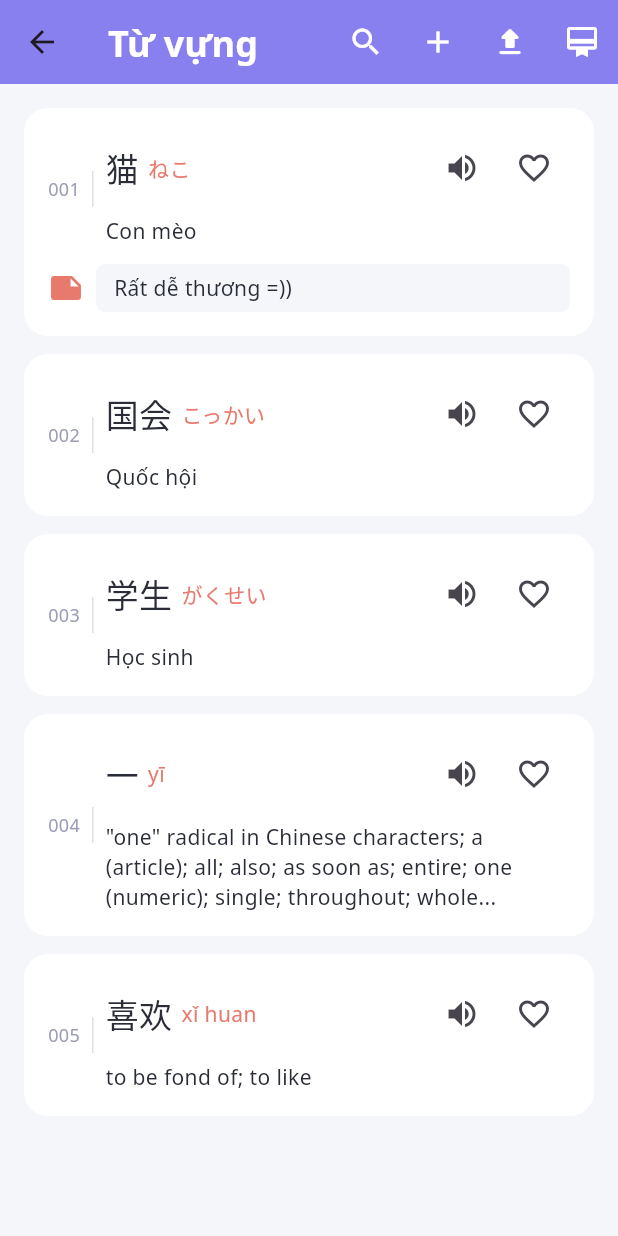
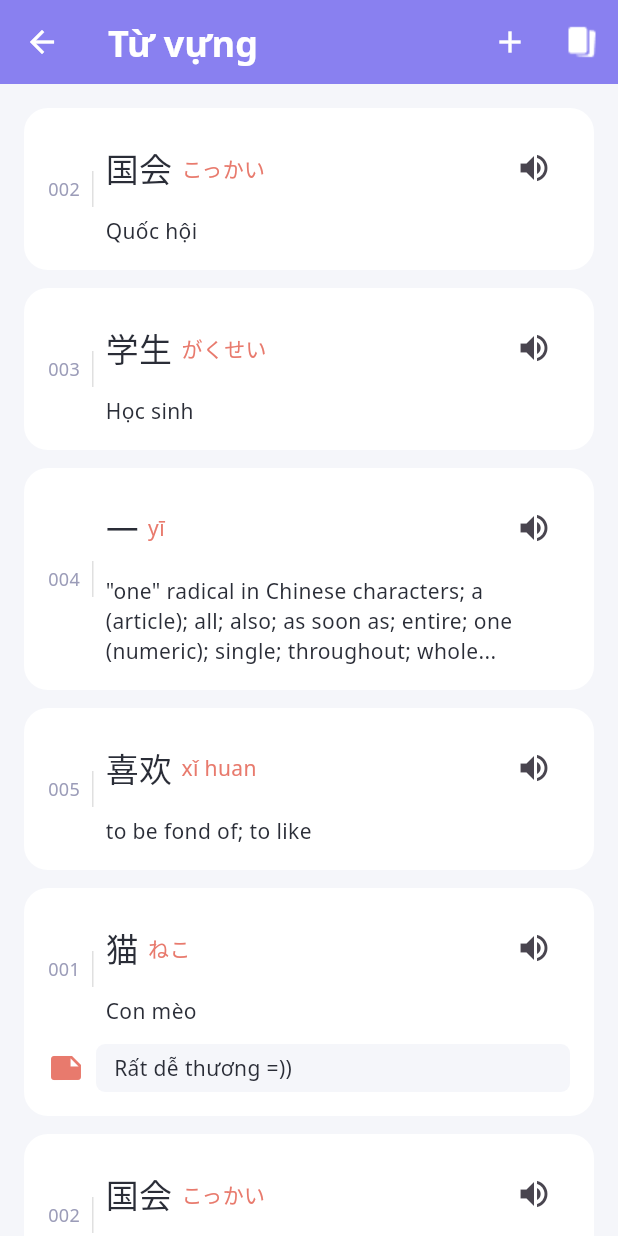
Before and after one commit to LearnJapaneseUET/AndroidFrontend, a Flutter app: the LibraryPage screen opened directly, after a tap on "Notebook 1", on a phone screen of 412 x 824 dp. Run offline on Flutter 3.47's test engine with Material 3 defaults, Android fonts, the phone set to English and light mode, and no system bars; drawn by our look-alikes of flutter_slidable; our stand-ins replace audioplayers, camera, firebase_auth, firebase_core, firebase_messaging, flutter_dotenv and 7 more; missing offline and left inert: flutter_sound, mailer; accounts and stored records are empty; network calls fail; Roboto replaces fonts that are missing (Noto Sans).

Commit message:
add flashcard ui & slide to delete

```diff
--- a/lib/components/library/addFlashcard_panel.dart
+++ b/lib/components/library/addFlashcard_panel.dart
@@ -1,32 +1,15 @@
 import 'package:flutter/material.dart';
 import 'package:flutter/services.dart';
-import 'bottom_indicator.dart';
 import 'input_field.dart';
 import 'create_button.dart';
-
-// Widget _addFlashcardPanel() {
-//   return Center(
-//     child: Column(
-//       mainAxisAlignment: MainAxisAlignment.center,
-//       children: [
-//         Text(
-//           "Add New Flashcard",
-//           style: TextStyle(fontSize: 24, fontWeight: FontWeight.bold),
-//         ),
-//         // Add your form or input fields here
-//       ],
-//     ),
-//   );
-// }
 
 class AddFlashcardPanel extends StatelessWidget {
   const AddFlashcardPanel({super.key});
 
   @override
   Widget build(BuildContext context) {
-    return Scaffold(
-      backgroundColor: Colors.transparent,
-      body: Column(
+    return Container(
+      child: Column(
         children: [
           const Align(
             alignment: Alignment.topCenter,
@@ -35,7 +18,7 @@ class AddFlashcardPanel extends StatelessWidget {
           Expanded(
             child: Container(
               decoration: const BoxDecoration(
-                color: Colors.transparent,
+                color: Colors.white,
                 borderRadius: BorderRadius.only(
                   topLeft: Radius.circular(24),
                   topRight: Radius.circular(24),
@@ -49,6 +32,7 @@ class AddFlashcardPanel extends StatelessWidget {
                     child: Text(
                       'Thêm flashcard mới',
                       style: TextStyle(
+                        fontSize: 18,
                         fontWeight: FontWeight.bold,
                         color: Color(0xFF2A2D37),
                       ),
@@ -76,3 +60,22 @@ class AddFlashcardPanel extends StatelessWidget {
     );
   }
 }
+
+
+class BottomIndicator extends StatelessWidget {
+  const BottomIndicator({super.key});
+
+  @override
+  Widget build(BuildContext context) {
+    return Padding(
+      padding: EdgeInsets.all(8),
+      child: Container(
+        width: 80, height: 4,
+        decoration: BoxDecoration(
+          color: Color(0xFFD3D9EB),
+          borderRadius: BorderRadius.all(Radius.circular(10)),
+        ),
+      ),
+    );
+  }
+}
--- a/lib/components/library/bottom_indicator.dart
+++ /dev/null
@@ -1,23 +0,0 @@
-import 'package:flutter/material.dart';
-
-class BottomIndicator extends StatelessWidget {
-  const BottomIndicator({super.key});
-
-  @override
-  Widget build(BuildContext context) {
-    return Container(
-      padding: const EdgeInsets.fromLTRB(75, 8, 75, 8),
-      // color: Colors.black.withOpacity(0.005),
-      child: Center(
-        child: Container(
-          width: 100,
-          height: 4,
-          decoration: BoxDecoration(
-            borderRadius: BorderRadius.circular(100),
-            color: const Color(0xFFD3D9EB),
-          ),
-        ),
-      ),
-    );
-  }
-}
--- a/lib/components/library/input_field.dart
+++ b/lib/components/library/input_field.dart
@@ -10,14 +10,16 @@ class InputField extends StatelessWidget {
     return Container(
       decoration: BoxDecoration(
         borderRadius: BorderRadius.circular(100),
-        border: Border.all(color: const Color(0xFF8980F0)),
+        border: Border.all(color: const Color(0xFF9B9CB8), width: 0.8),
+        color: Colors.white,
       ),
       child: TextField(
         decoration: InputDecoration(
           hintText: hintText,
           hintStyle: const TextStyle(
-            color: Color(0xFF8980F0),
+            color: Color(0xFF9B9CB8),
             fontSize: 16,
+            fontWeight: FontWeight.normal,
           ),
           border: InputBorder.none,
           contentPadding: const EdgeInsets.symmetric(horizontal: 16, vertical: 12),
--- a/lib/components/library/notebook.dart
+++ b/lib/components/library/notebook.dart
@@ -1,23 +1,39 @@
 import 'package:flutter/material.dart';
+import 'package:flutter_slidable/flutter_slidable.dart';
 import 'package:nihongo/components/library/addFlashcard_panel.dart';
 import 'package:nihongo/pages/library/vocab_page.dart';
 // import 'notebook_detail_page.dart';
 
 class Notebook extends StatelessWidget {
   final String title;
-  final String wordCount;
+  final String description;
   final String updateDate;
 
   const Notebook({
     super.key,
     required this.title,
-    required this.wordCount,
+    required this.description,
     required this.updateDate,
   });
 
   @override
   Widget build(BuildContext context) {
-    return GestureDetector(
+    return Slidable(
+      endActionPane: ActionPane(
+        motion: const StretchMotion(),
+        children: [
+          SlidableAction(
+            onPressed: (context) {
+              // do something
+            },
+            icon: Icons.delete,
+            backgroundColor: Color(0xFFF5F6FA),
+            foregroundColor: Colors.red,
+            label: 'Delete',
+          ),
+        ],
+      ),
+      child: GestureDetector(
         onTap: () {
           Navigator.push(
             context,
@@ -36,7 +52,7 @@ class Notebook extends StatelessWidget {
               decoration: ShapeDecoration(
                 color: Colors.white,
                 shape: RoundedRectangleBorder(
-                side: const BorderSide(width: 1, color: Color(0xFFD3D9EA)),
+                  // side: const BorderSide(width: 1, color: Color(0xFFD3D9EA)),
                   borderRadius: BorderRadius.circular(16),
                 ),
               ),
@@ -63,7 +79,7 @@ class Notebook extends StatelessWidget {
                   Expanded(
                     child: SizedBox(
                       child: Text(
-                      wordCount,
+                        description,
                         style: const TextStyle(
                           color: Color(0xFF8980F0),
                           fontSize: 16,
@@ -90,6 +106,7 @@ class Notebook extends StatelessWidget {
             ),
           ],
         ),
+      ),
     );
   }
 }
--- a/lib/components/library/word_card.dart
+++ b/lib/components/library/word_card.dart
@@ -1,4 +1,5 @@
 import 'package:flutter/material.dart';
+import 'package:flutter_slidable/flutter_slidable.dart';
 
 class WordCard extends StatelessWidget {
   final String number;
@@ -18,7 +19,22 @@ class WordCard extends StatelessWidget {
 
   @override
   Widget build(BuildContext context) {
-    return Container(
+    return Slidable(
+      endActionPane: ActionPane(
+        motion: const StretchMotion(),
+        children: [
+          SlidableAction(
+            onPressed: (context) {
+              // do something
+            },
+            icon: Icons.delete,
+            backgroundColor: Color(0xFFF5F6FA),
+            foregroundColor: Colors.red,
+            label: 'Delete',
+          ),
+        ],
+      ),
+      child: Container(
         decoration: BoxDecoration(
           color: Colors.white,
           borderRadius: BorderRadius.circular(16),
@@ -76,12 +92,6 @@ class WordCard extends StatelessWidget {
                               // TODO: Implement pronunciation playback
                             },
                           ),
-                        IconButton(
-                          icon: const Icon(Icons.favorite_border),
-                          onPressed: () {
-                            // TODO: Implement favorite functionality
-                          },
-                        ),
                         ],
                       ),
                       const SizedBox(height: 8),
@@ -129,6 +139,7 @@ class WordCard extends StatelessWidget {
             ],
           ],
         ),
+      ),
     );
   }
 }
--- a/lib/pages/library/add_word_page.dart
+++ b/lib/pages/library/add_word_page.dart
@@ -14,7 +14,7 @@ class _AddWordPageState extends State<AddWordPage> {
   @override
   Widget build(BuildContext context) {
     return Scaffold(
-        backgroundColor: Colors.grey[200],
+        backgroundColor: Color(0xFFF5F6FA),
         appBar: _appBar(),
         body: const SingleChildScrollView(
             child: Column(
@@ -91,6 +91,9 @@ class _AddWordPageState extends State<AddWordPage> {
 
 AppBar _appBar() {
   return AppBar(
+    leading: const BackButton(
+        color: Colors.white
+    ),
     title: const Text(
       "Thêm từ vựng",
       style: TextStyle(
--- a/lib/pages/library/library_page.dart
+++ b/lib/pages/library/library_page.dart
@@ -17,19 +17,32 @@ class _LibraryPageState extends State<LibraryPage> {
   @override
   Widget build(BuildContext context) {
     return Scaffold(
-      backgroundColor: Colors.grey[200],
+      backgroundColor: const Color(0xFFF5F6FA),
       appBar: _appBar(),
       body: SlidingUpPanel(
+        boxShadow: const [
+          BoxShadow(
+            color: Colors.transparent,
+            spreadRadius: 5,
+            blurRadius: 7,
+            offset: Offset(0, 3),
+          ),
+        ],
+        backdropEnabled: true,
+        color: Colors.transparent,
         minHeight: 20,
+        maxHeight: MediaQuery.of(context).size.height * 0.5,
         controller: _panelController,
         panel: const AddFlashcardPanel(),
         body: const libraryBody(),
+
       ),
     );
   }
 
   AppBar _appBar() {
     return AppBar(
+
       title: const Text(
         "Library",
         style: TextStyle(
@@ -41,13 +54,6 @@ class _LibraryPageState extends State<LibraryPage> {
       ),
       backgroundColor: const Color(0xFF8980F0),
       actions: [
-        IconButton(
-          icon: const Icon(Icons.search, size: 24),
-          color: Colors.white,
-          onPressed: () {
-            // do something
-          },
-        ),
         IconButton(
           icon: const Icon(Icons.add, size: 24),
           color: Colors.white,
@@ -77,50 +83,49 @@ class libraryBody extends StatefulWidget {
 class _libraryBodyState extends State<libraryBody> {
   @override
   Widget build(BuildContext context) {
-    return SizedBox(
-      height: double.infinity,
-      width: double.infinity,
+    return Container(
       child: ListView(
         physics: const BouncingScrollPhysics(),
-        children: const [
+        //children: notebookList,
+        children:  [
           Notebook(
             title: "Notebook 1",
-            wordCount: "100 words",
+            description: "100 words",
             updateDate: "Last updated 2 days ago",
           ),
           Notebook(
             title: "Notebook 2",
-            wordCount: "200 words",
+            description: "200 words",
             updateDate: "Last updated 3 days ago",
           ),
           Notebook(
             title: "Notebook 3",
-            wordCount: "300 words",
+            description: "300 words",
             updateDate: "Last updated 4 days ago",
           ),
           Notebook(
             title: "Notebook 4",
-            wordCount: "400 words",
+            description: "400 words",
             updateDate: "Last updated 5 days ago",
           ),
           Notebook(
             title: "Notebook 5",
-            wordCount: "500 words",
+            description: "500 words",
             updateDate: "Last updated 6 days ago",
           ),
           Notebook(
             title: "Notebook 6",
-            wordCount: "600 words",
+            description: "600 words",
             updateDate: "Last updated 7 days ago",
           ),
           Notebook(
             title: "Notebook 7",
-            wordCount: "700 words",
+            description: "700 words",
             updateDate: "Last updated 8 days ago",
           ),
           Notebook(
             title: "Notebook 8",
-            wordCount: "800 words",
+            description: "800 words",
             updateDate: "Last updated 9 days ago",
           ),
         ],
--- a/lib/pages/library/vocab_page.dart
+++ b/lib/pages/library/vocab_page.dart
@@ -1,24 +1,57 @@
 import 'package:flutter/material.dart';
+import 'package:nihongo/pages/library/flashcard.dart';
 
 import '../../components/library/word_card.dart';
 import 'add_word_page.dart';
 
-class VocabPage extends StatelessWidget {
+class VocabPage extends StatefulWidget {
   const VocabPage({super.key});
 
+  @override
+  State<VocabPage> createState() => _VocabPageState();
+}
+
+class _VocabPageState extends State<VocabPage> {
   @override
   Widget build(BuildContext context) {
     return Scaffold(
       appBar: _appBar(context),
       body: Container(
         color: const Color(0xFFF5F6FA),
-        child: SafeArea(
-          child: Column(
-            children: [
-              Expanded(
         child: ListView(
+          physics: const BouncingScrollPhysics(),
+
           padding: const EdgeInsets.all(16),
           children: const [
+            WordCard(
+              number: '002',
+              word: '国会',
+              pronunciation: 'こっかい',
+              meaning: 'Quốc hội',
+            ),
+            SizedBox(height: 12),
+            WordCard(
+              number: '003',
+              word: '学生',
+              pronunciation: 'がくせい',
+              meaning: 'Học sinh',
+            ),
+            SizedBox(height: 12),
+            WordCard(
+              number: '004',
+              word: '一',
+              pronunciation: 'yī',
+              meaning:
+                  '"one" radical in Chinese characters; a (article); all; also; as soon as; entire; one (numeric); single; throughout; whole...',
+            ),
+            SizedBox(height: 12),
+            WordCard(
+              number: '005',
+              word: '喜欢',
+              pronunciation: 'xǐ huan',
+              meaning: 'to be fond of; to like',
+            ),
+            SizedBox(height: 12),
             WordCard(
               number: '001',
               word: '猫',
@@ -55,11 +88,75 @@ class VocabPage extends StatelessWidget {
               pronunciation: 'xǐ huan',
               meaning: 'to be fond of; to like',
             ),
+            SizedBox(height: 12),
+            WordCard(
+              number: '001',
+              word: '猫',
+              pronunciation: 'ねこ',
+              meaning: 'Con mèo',
+              note: 'Rất dễ thương =))',
+            ),
+            SizedBox(height: 12),
+            WordCard(
+              number: '002',
+              word: '国会',
+              pronunciation: 'こっかい',
+              meaning: 'Quốc hội',
+            ),
+            SizedBox(height: 12),
+            WordCard(
+              number: '003',
+              word: '学生',
+              pronunciation: 'がくせい',
+              meaning: 'Học sinh',
+            ),
+            SizedBox(height: 12),
+            WordCard(
+              number: '004',
+              word: '一',
+              pronunciation: 'yī',
+              meaning:
+              '"one" radical in Chinese characters; a (article); all; also; as soon as; entire; one (numeric); single; throughout; whole...',
+            ),
+            SizedBox(height: 12),
+            WordCard(
+              number: '005',
+              word: '喜欢',
+              pronunciation: 'xǐ huan',
+              meaning: 'to be fond of; to like',
+            ),
+            SizedBox(height: 12),
+            WordCard(
+              number: '001',
+              word: '猫',
+              pronunciation: 'ねこ',
+              meaning: 'Con mèo',
+              note: 'Rất dễ thương =))',
+            ),
+            SizedBox(height: 12),
+            WordCard(
+              number: '002',
+              word: '国会',
+              pronunciation: 'こっかい',
+              meaning: 'Quốc hội',
+            ),
+            SizedBox(height: 12),
+            WordCard(
+              number: '003',
+              word: '学生',
+              pronunciation: 'がくせい',
+              meaning: 'Học sinh',
+            ),
+            SizedBox(height: 12),
+            WordCard(
+              number: '004',
+              word: '一',
+              pronunciation: 'yī',
+              meaning:
+              '"one" radical in Chinese characters; a (article); all; also; as soon as; entire; one (numeric); single; throughout; whole...',
+            ),
+            SizedBox(height: 12),
           ],
-                ),
-              ),
-            ],
-          ),
         ),
       ),
     );
@@ -68,6 +165,9 @@ class VocabPage extends StatelessWidget {
 
 AppBar _appBar(context) {
   return AppBar(
+    leading: const BackButton(
+        color: Colors.white
+    ),
     title: const Text(
       "Từ vựng",
       style: TextStyle(
@@ -80,13 +180,6 @@ AppBar _appBar(context) {
     backgroundColor: const Color(0xFF8980F0),
     actions: [
       IconButton(
-        icon: const Icon(Icons.search, size: 24),
-        color: Colors.white,
-        onPressed: () {
-          // do something
-        },
-      ),
-      IconButton(
         icon: const Icon(Icons.add, size: 24),
         color: Colors.white,
         onPressed: () {
@@ -96,18 +189,17 @@ AppBar _appBar(context) {
           );
         },
       ),
+
       IconButton(
-        icon: const Icon(Icons.upload_rounded, size: 24),
+        icon: Image.asset('assets/images/Flash Card.png'),
+        iconSize: 24,
+        // icon: const Icon(Icons.card_membership, size: 24),
         color: Colors.white,
         onPressed: () {
-          // do something
-        },
-      ),
-      IconButton(
-        icon: const Icon(Icons.card_membership, size: 24),
-        color: Colors.white,
-        onPressed: () {
-          // do something
+          Navigator.push(
+            context,
+            MaterialPageRoute(builder: (context) => const flashcardPage()),
+          );
         },
       ),
     ],
--- a/lib/pages/profile_page.dart
+++ b/lib/pages/profile_page.dart
@@ -1,6 +1,6 @@
 import 'package:firebase_auth/firebase_auth.dart';
 import 'package:flutter/material.dart';
-import 'package:nihongo/pages/feedback_page.dart';
+// import 'package:nihongo/pages/feedback_page.dart';
 import 'package:nihongo/pages/mail_page.dart';
 
 class ProfilePage extends StatelessWidget {
--- a/pubspec.yaml
+++ b/pubspec.yaml
@@ -41,6 +41,7 @@ dependencies:
   camera: ^0.11.0+2
   image_picker: ^1.1.2
   image: ^4.3.0
+  flutter_slidable: ^3.1.1
 
   sliding_up_panel: ^2.0.0+1
 
```
Also changed, not shown: lib/pages/library/flashcard.dart (added, +160 -0 lines), assets/images/Flash Card.png (added). Lines whose indentation alone changed are shown as unchanged.
